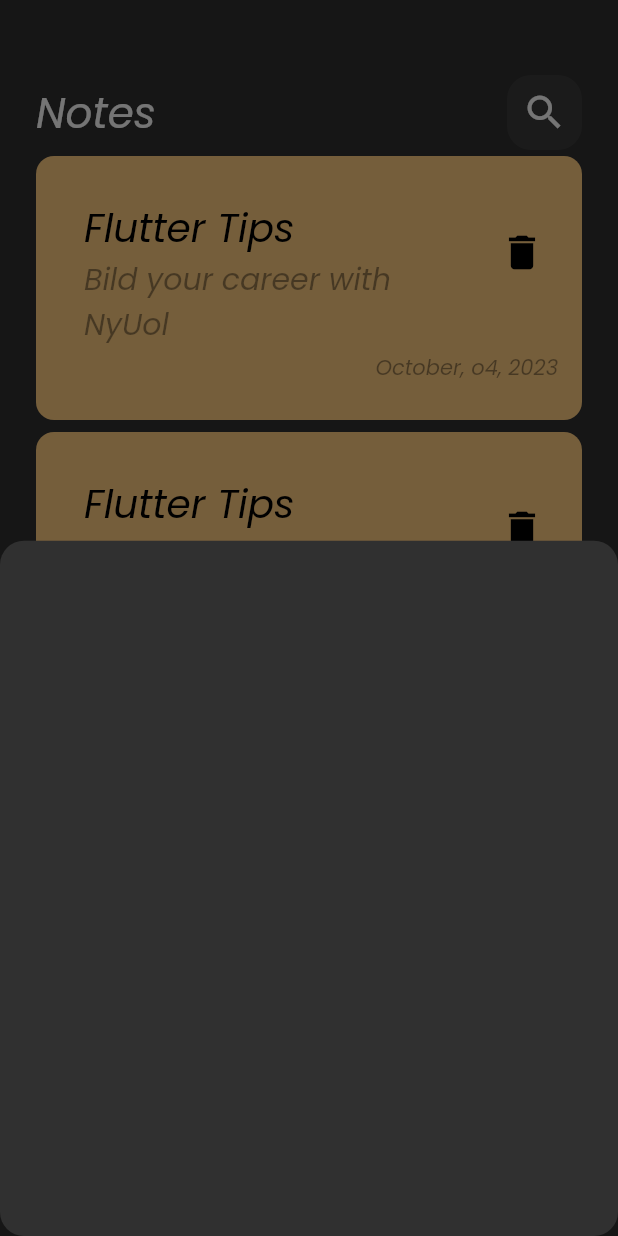
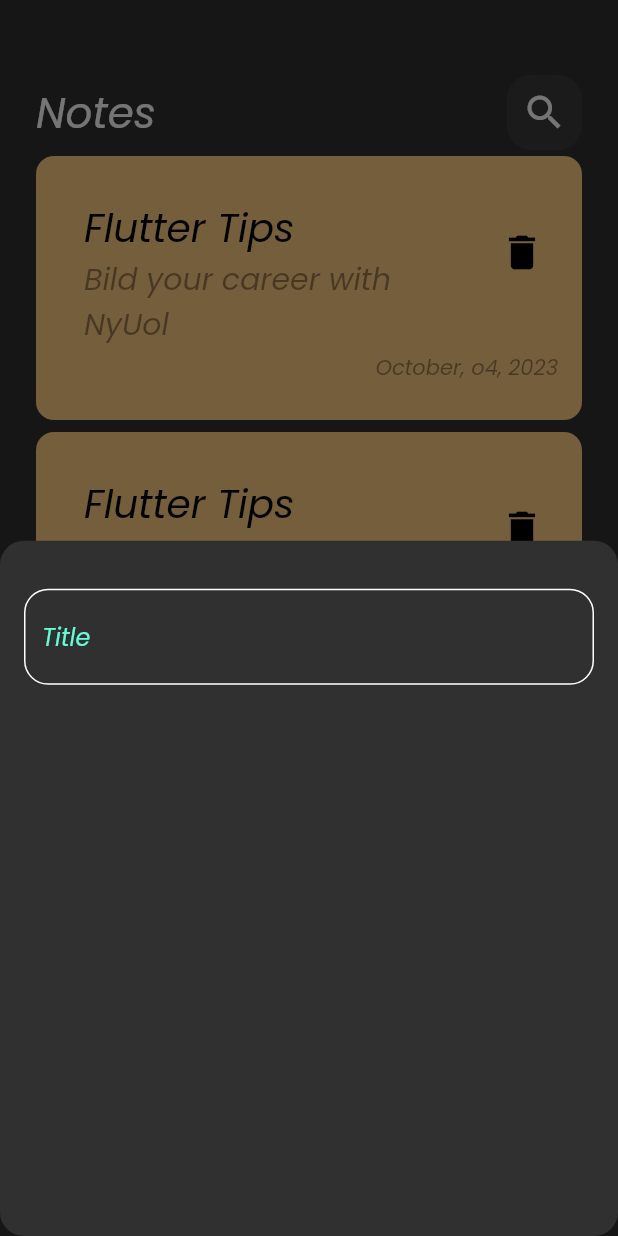
Before and after one commit to Nyuol96/notes_App, a Flutter app: the screen it shows after launch, after a tap on the "add" icon, on a phone screen of 412 x 824 dp. Run offline on Flutter 3.47's test engine with Material 2 defaults, Android fonts, the phone set to English and light mode, and no system bars.

Commit message:
create custom fields

```diff
--- a/lib/views/widgets/add_note_bottom_sheet.dart
+++ b/lib/views/widgets/add_note_bottom_sheet.dart
@@ -1,10 +1,21 @@
 import 'package:flutter/widgets.dart';
+import 'package:notesapp/views/widgets/custom_text_field.dart';
 
 class AddNoteBottomSheet extends StatelessWidget {
   const AddNoteBottomSheet({super.key});
 
   @override
   Widget build(BuildContext context) {
-    return Container();
+    return Padding(
+      padding: const EdgeInsets.symmetric(horizontal: 16),
+      child: Column(
+        children: [
+          SizedBox(
+            height: 32,
+          ),
+          CustomTextField(),
+        ],
+      ),
+    );
   }
 }
--- /dev/null
+++ b/lib/views/widgets/constants.dart
@@ -0,0 +1,3 @@
+import 'package:flutter/material.dart';
+
+const kPrimaryColor = const Color(0xff62FCD7);
--- /dev/null
+++ b/lib/views/widgets/custom_text_field.dart
@@ -0,0 +1,26 @@
+import 'package:flutter/material.dart';
+import 'package:notesapp/views/widgets/constants.dart';
+
+class CustomTextField extends StatelessWidget {
+  const CustomTextField({super.key});
+
+  @override
+  Widget build(BuildContext context) {
+    return TextField(
+      cursorColor: kPrimaryColor,
+      decoration: InputDecoration(
+        hintText: 'Title',
+        hintStyle: TextStyle(color: kPrimaryColor),
+        border: buildborder(),
+        enabledBorder: buildborder(),
+        focusedBorder: buildborder(kPrimaryColor),
+      ),
+    );
+  }
+
+  OutlineInputBorder buildborder([color]) {
+    return OutlineInputBorder(
+        borderRadius: BorderRadius.circular(16),
+        borderSide: BorderSide(color: color ?? Colors.white));
+  }
+}
```
